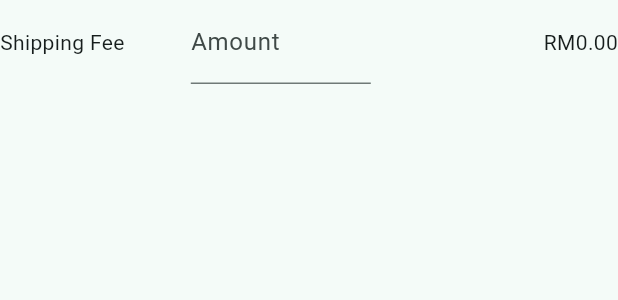
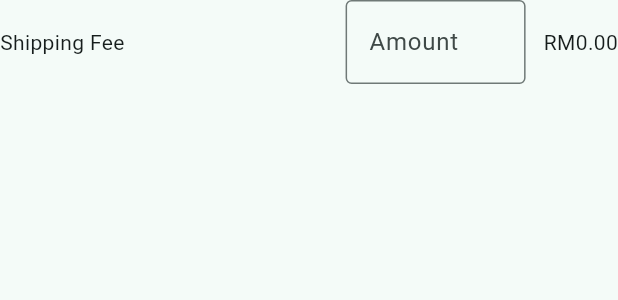
Before and after one commit to azmilazizi/kokonuts_bookkeeping, a Flutter app: the _ShippingRow widget shown alone on an empty page, opened directly with empty values, on a phone screen of 412 x 824 dp. Shown: the top 300 px of the screen. Run offline on Flutter 3.47's test engine with Material 3 defaults, Android fonts, the phone set to English and light mode, and no system bars; our stand-ins replace shared_preferences; missing offline and left inert: dart:html, syncfusion_flutter_pdfviewer; accounts and stored records are empty; network calls fail.

Commit message:
Align summary inputs to right side

```diff
--- a/lib/widgets/add_purchase_order_dialog.dart
+++ b/lib/widgets/add_purchase_order_dialog.dart
@@ -1256,11 +1256,17 @@ class _DiscountRow extends StatelessWidget {
           child: Text('Discount', style: theme.textTheme.bodyMedium),
         ),
         const SizedBox(width: 12),
+        Row(
+          mainAxisSize: MainAxisSize.min,
+          children: [
             SizedBox(
               width: 120,
               child: TextField(
                 controller: controller,
-            decoration: const InputDecoration(labelText: 'Amount'),
+                decoration: const InputDecoration(
+                  labelText: 'Amount',
+                  border: OutlineInputBorder(),
+                ),
                 keyboardType: const TextInputType.numberWithOptions(
                   decimal: true,
                   signed: false,
@@ -1268,6 +1274,7 @@ class _DiscountRow extends StatelessWidget {
                 inputFormatters: [
                   FilteringTextInputFormatter.allow(RegExp(r'[0-9.,]')),
                 ],
+                textAlign: TextAlign.right,
               ),
             ),
             const SizedBox(width: 12),
@@ -1289,8 +1296,10 @@ class _DiscountRow extends StatelessWidget {
                 }
               },
             ),
-        const Spacer(),
+            const SizedBox(width: 12),
             Text('RM${computedDiscount.toStringAsFixed(2)}'),
+          ],
+        ),
       ],
     );
   }
@@ -1315,11 +1324,17 @@ class _ShippingRow extends StatelessWidget {
           child: Text('Shipping Fee', style: theme.textTheme.bodyMedium),
         ),
         const SizedBox(width: 12),
+        Row(
+          mainAxisSize: MainAxisSize.min,
+          children: [
             SizedBox(
               width: 120,
               child: TextField(
                 controller: controller,
-            decoration: const InputDecoration(labelText: 'Amount'),
+                decoration: const InputDecoration(
+                  labelText: 'Amount',
+                  border: OutlineInputBorder(),
+                ),
                 keyboardType: const TextInputType.numberWithOptions(
                   decimal: true,
                   signed: false,
@@ -1327,10 +1342,13 @@ class _ShippingRow extends StatelessWidget {
                 inputFormatters: [
                   FilteringTextInputFormatter.allow(RegExp(r'[0-9.,]')),
                 ],
-          ),
-        ),
-        const Spacer(),
+                textAlign: TextAlign.right,
+              ),
+            ),
+            const SizedBox(width: 12),
             Text('RM${computedShipping.toStringAsFixed(2)}'),
+          ],
+        ),
       ],
     );
   }
```
Lines whose indentation alone changed are shown as unchanged.
